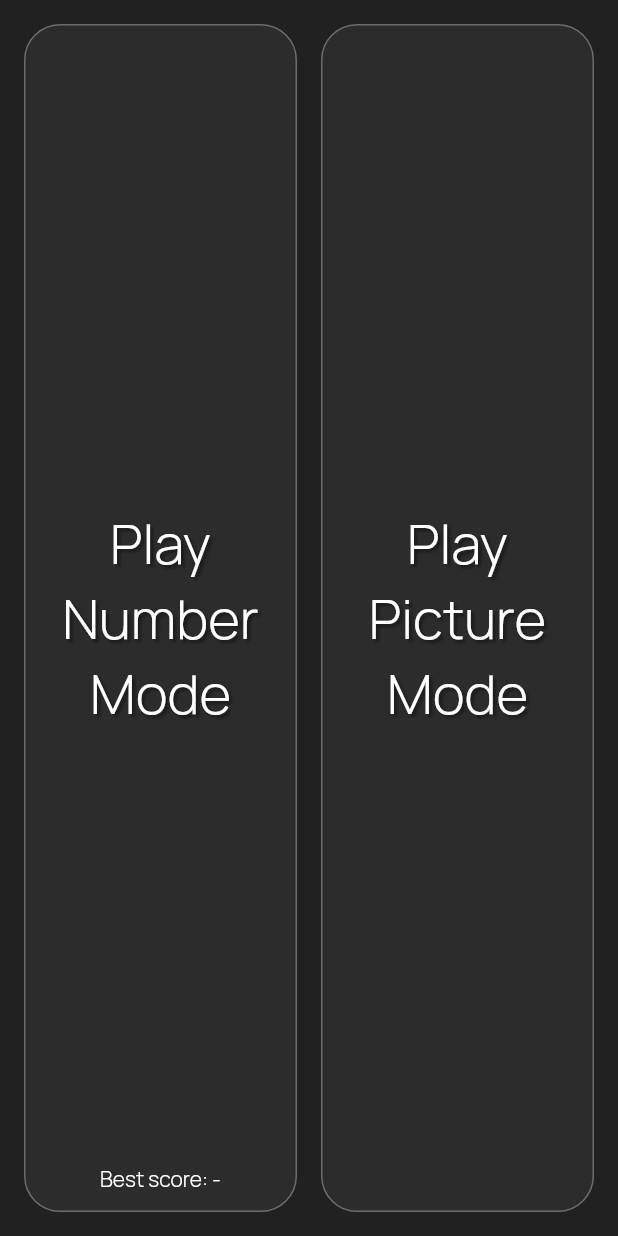
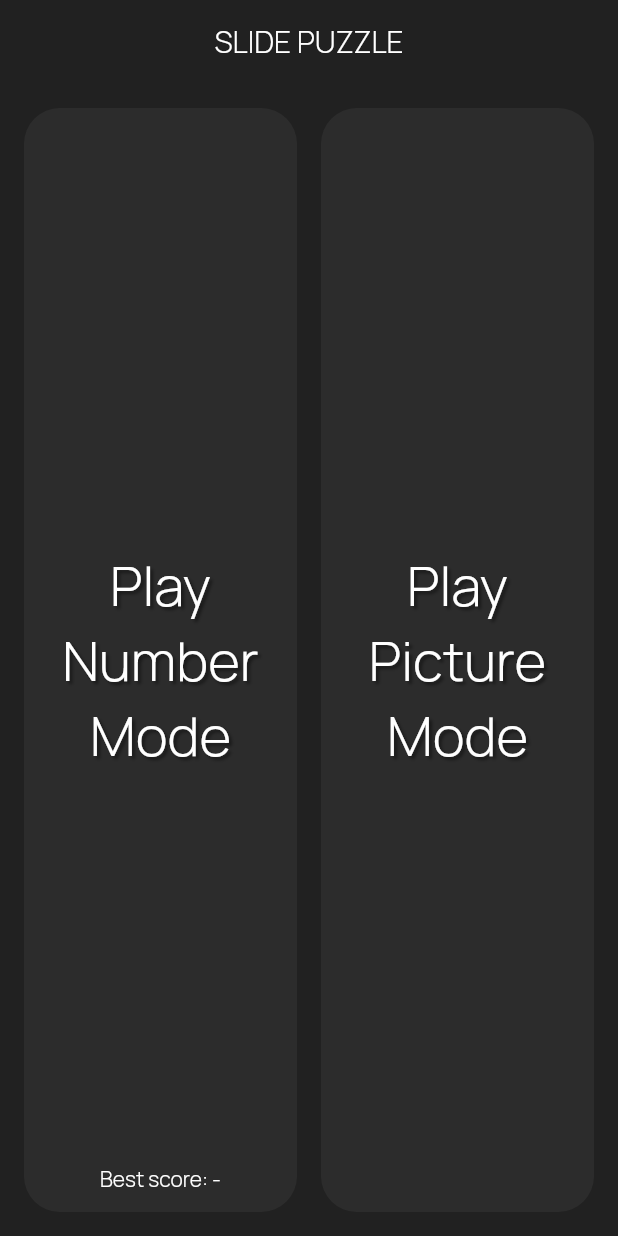
Before and after one commit to ercantomac/slide_puzzle, a Flutter app: the screen it shows after launch, on a phone screen of 412 x 824 dp. Run offline on Flutter 3.47's test engine with Material 2 defaults, Android fonts, the phone set to English and light mode, and no system bars; our stand-ins replace just_audio, shared_preferences; statements that could not run were skipped.

Commit message:
New Commit

```diff
--- a/lib/main.dart
+++ b/lib/main.dart
@@ -1,4 +1,4 @@
-import 'dart:html';
+//import 'dart:html';
 import 'dart:math';
 import 'package:flutter/material.dart';
 import 'package:flutter/services.dart';
@@ -59,10 +59,12 @@ class _MyAppState extends State<MyApp> {
       home: Builder(builder: (BuildContext context) {
         return Scaffold(
           backgroundColor: Colors.grey.shade900,
-          extendBodyBehindAppBar: true,
+          //extendBodyBehindAppBar: true,
           appBar: AppBar(
             backgroundColor: Colors.transparent,
             elevation: 0.0,
+            title: const Text('SLIDE PUZZLE'),
+            centerTitle: true,
             systemOverlayStyle: SystemUiOverlayStyle.light.copyWith(
               statusBarColor: Colors.transparent,
               systemNavigationBarColor: Colors.transparent,
@@ -80,16 +82,18 @@ class _MyAppState extends State<MyApp> {
                       curve: Curves.easeInOutCubic,
                       margin: value,
                       decoration: ShapeDecoration(
-                        color: Colors.white.withOpacity(0.05),
+                        color: (value == const EdgeInsets.fromLTRB(48.0, 48.0, 24.0, 48.0))
+                            ? /*Colors.white.withOpacity(0.008)*/ Colors.black.withOpacity(0.05)
+                            : Colors.white.withOpacity(0.05),
                         shape: RoundedRectangleBorder(
-                          borderRadius: const BorderRadius.all(Radius.circular(24.0)),
-                          side: BorderSide(color: (value == const EdgeInsets.fromLTRB(48.0, 48.0, 24.0, 48.0)) ? Colors.transparent : Colors.white30),
+                          borderRadius: BorderRadius.all(Radius.circular((value == const EdgeInsets.fromLTRB(48.0, 48.0, 24.0, 48.0)) ? 12.0 : 24.0)),
+                          side: BorderSide(color: (value == const EdgeInsets.fromLTRB(48.0, 48.0, 24.0, 48.0)) ? Colors.white12 : Colors.transparent),
+                          //side: BorderSide(color: (value == const EdgeInsets.fromLTRB(48.0, 48.0, 24.0, 48.0)) ? Colors.transparent : Colors.white30),
                         ),
                       ),
                       child: InkWell(
                         borderRadius: const BorderRadius.all(Radius.circular(24.0)),
                         onTap: () {
-                          document.documentElement?.requestFullscreen();
                           Navigator.of(context).push(MyRoute(builder: (BuildContext context) => const NumberMode())).then((value) {
                             SharedPreferences.getInstance().then((SharedPreferences _sp) {
                               if (_sp.getInt('_bestScore') != null) {
@@ -98,6 +102,7 @@ class _MyAppState extends State<MyApp> {
                               setState(() {});
                             });
                           });
+                          //document.documentElement?.requestFullscreen();
                         },
                         onHover: (bool a) {
                           if (a) {
@@ -161,10 +166,13 @@ class _MyAppState extends State<MyApp> {
                       curve: Curves.easeInOutCubic,
                       margin: value,
                       decoration: ShapeDecoration(
-                        color: Colors.white.withOpacity(0.05),
+                        color: (value == const EdgeInsets.fromLTRB(24.0, 48.0, 48.0, 48.0))
+                            ? /*Colors.white.withOpacity(0.008)*/ Colors.black.withOpacity(0.05)
+                            : Colors.white.withOpacity(0.05),
                         shape: RoundedRectangleBorder(
-                          borderRadius: const BorderRadius.all(Radius.circular(24.0)),
-                          side: BorderSide(color: (value == const EdgeInsets.fromLTRB(24.0, 48.0, 48.0, 48.0)) ? Colors.transparent : Colors.white30),
+                          borderRadius: BorderRadius.all(Radius.circular((value == const EdgeInsets.fromLTRB(24.0, 48.0, 48.0, 48.0)) ? 12.0 : 24.0)),
+                          side: BorderSide(color: (value == const EdgeInsets.fromLTRB(24.0, 48.0, 48.0, 48.0)) ? Colors.white12 : Colors.transparent),
+                          //side: BorderSide(color: (value == const EdgeInsets.fromLTRB(24.0, 48.0, 48.0, 48.0)) ? Colors.transparent : Colors.white30),
                         ),
                       ),
                       child: InkWell(
--- a/lib/picselector.dart
+++ b/lib/picselector.dart
@@ -1,4 +1,4 @@
-import 'dart:html';
+//import 'dart:html';
 import 'dart:math';
 import 'package:flutter/material.dart';
 import 'package:slide_puzzle_by_ercan/picturemode.dart';
@@ -63,7 +63,6 @@ class _PicSelectorState extends State<PicSelector> {
                   highlightColor: Colors.transparent,
                   hoverColor: Colors.transparent,
                   onTap: () {
-                    document.documentElement?.requestFullscreen();
                     Navigator.of(context).push(MyRoute(builder: (BuildContext context) => PictureMode(i))).then((value) {
                       SharedPreferences.getInstance().then((SharedPreferences _sp) {
                         for (int i = 0; i < 4; i++) {
@@ -74,6 +73,7 @@ class _PicSelectorState extends State<PicSelector> {
                         setState(() {});
                       });
                     });
+                    //document.documentElement?.requestFullscreen();
                   },
                   child: Stack(
                     children: <Widget>[
```
Also changed, not shown: lib/numbermode.dart (+20 -6 lines), 22 other files.
